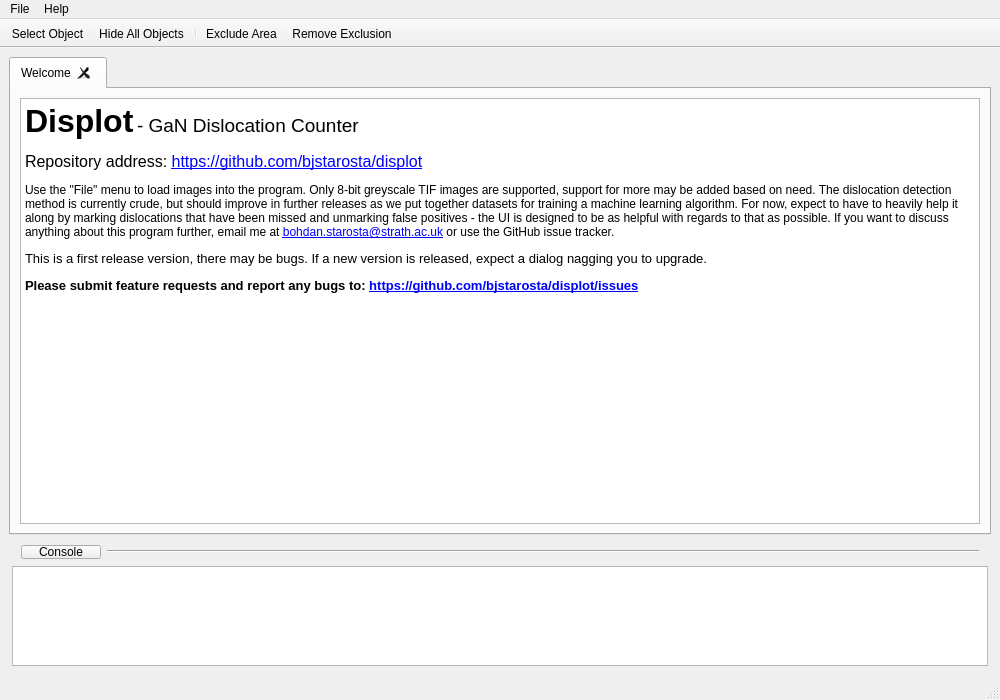
Old version of the form devel/displot.ui in the repository bjstarosta/displot.
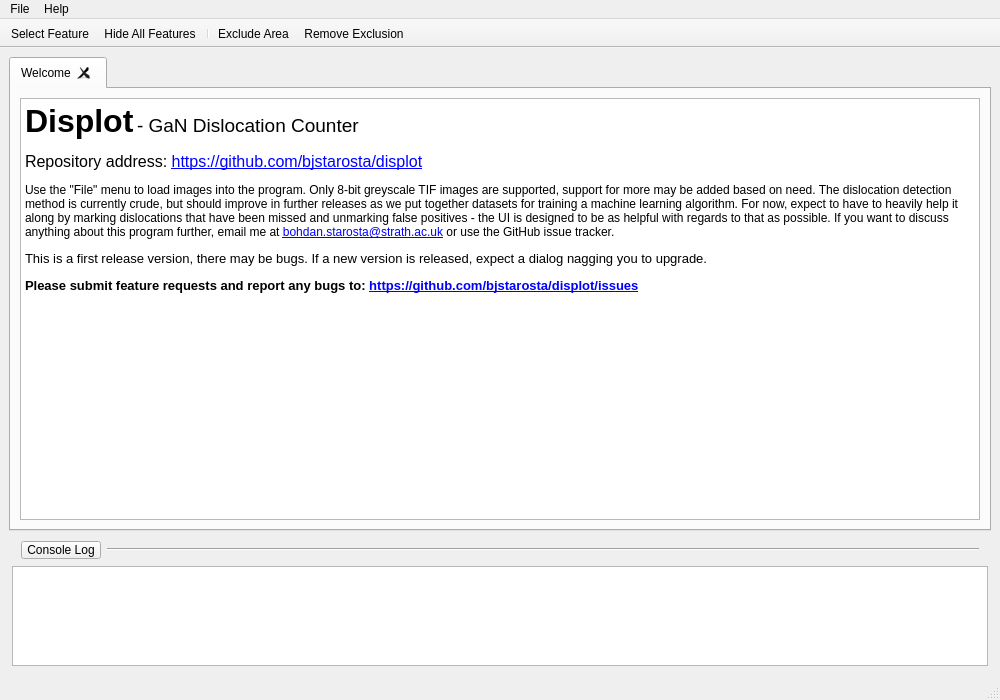
New version of the form. Icons and pictures are not drawn. Custom widgets are drawn as their Qt base class.

Diff of the .ui file:
```diff
--- a/devel/displot.ui
+++ b/devel/displot.ui
@@ -124,13 +124,13 @@
          <property name="minimumSize">
           <size>
            <width>0</width>
-           <height>16</height>
+           <height>20</height>
           </size>
          </property>
          <property name="maximumSize">
           <size>
            <width>16777215</width>
-           <height>16</height>
+           <height>20</height>
           </size>
          </property>
          <layout class="QHBoxLayout" name="horizontalLayout">
@@ -155,7 +155,7 @@
              </sizepolicy>
             </property>
             <property name="text">
-             <string>Console</string>
+             <string>Console Log</string>
             </property>
            </widget>
           </item>
@@ -352,7 +352,7 @@
      <normaloff>:/feathericons/vendor/feather/icons/navigation-2.svg</normaloff>:/feathericons/vendor/feather/icons/navigation-2.svg</iconset>
    </property>
    <property name="text">
-    <string>Select Object</string>
+    <string>Select Feature</string>
    </property>
    <property name="toolTip">
     <string>Object selection tool.</string>
@@ -368,7 +368,7 @@
      <normalon>:/feathericons/vendor/feather/icons/eye-off.svg</normalon>:/feathericons/vendor/feather/icons/eye.svg</iconset>
    </property>
    <property name="text">
-    <string>Hide All Objects</string>
+    <string>Hide All Features</string>
    </property>
    <property name="toolTip">
     <string>Toggle hiding all feature objects.</string>
```
Left out of the diff: 2 changed lines with no effect on the pictures.
